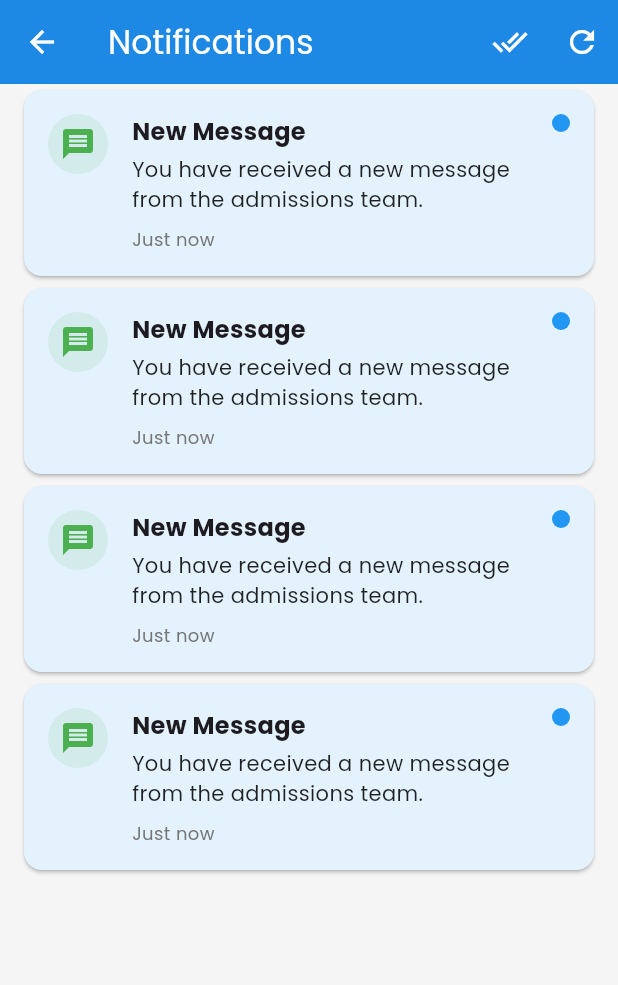
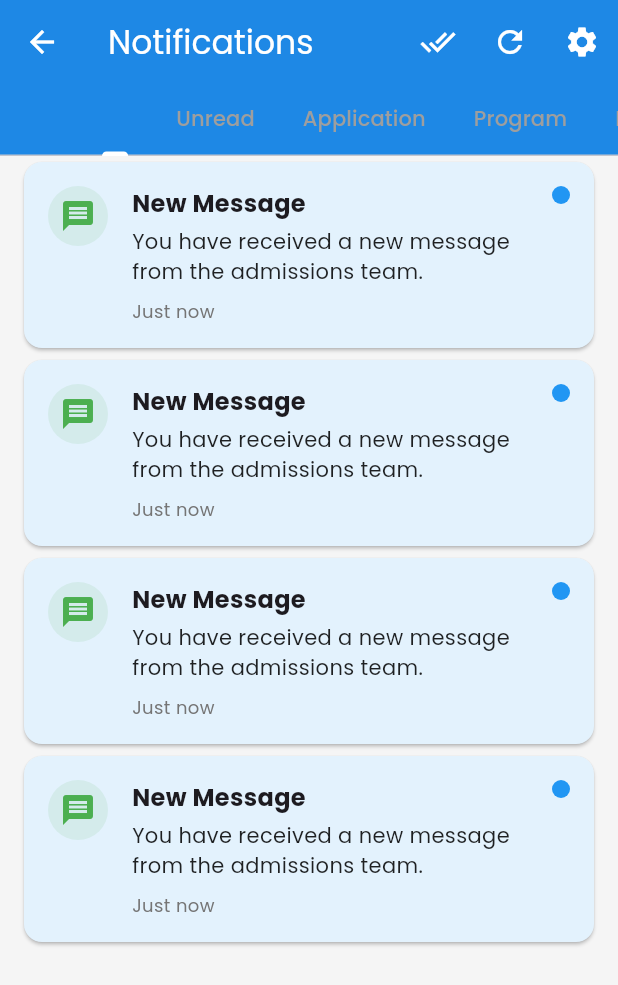
Before and after one commit to educypnishi/sms_school_management_system, a Flutter app: the NotificationsScreen screen opened by its route, on a phone screen of 412 x 824 dp. Shown: the top 985 px of the screen. Run offline on Flutter 3.47's test engine with Material 3 defaults, Android fonts, the phone set to English and light mode, and no system bars; our stand-ins replace cloud_firestore, firebase_auth, firebase_core, firebase_storage, google_fonts, shared_preferences and 1 more; accounts and stored records are empty.

Commit message:
Update EduCyp application

```diff
--- a/lib/screens/notifications_screen.dart
+++ b/lib/screens/notifications_screen.dart
@@ -6,6 +6,7 @@ import '../theme/app_theme.dart';
 import '../utils/constants.dart';
 import 'application_form_screen.dart';
 import 'program_detail_screen.dart';
+import 'notification_settings_screen.dart';
 
 class NotificationsScreen extends StatefulWidget {
   const NotificationsScreen({super.key});
@@ -14,15 +15,46 @@ class NotificationsScreen extends StatefulWidget {
   State<NotificationsScreen> createState() => _NotificationsScreenState();
 }
 
-class _NotificationsScreenState extends State<NotificationsScreen> {
+class _NotificationsScreenState extends State<NotificationsScreen> with SingleTickerProviderStateMixin {
   final NotificationService _notificationService = NotificationService();
   List<NotificationModel> _notifications = [];
+  List<NotificationModel> _filteredNotifications = [];
   bool _isLoading = true;
+  String _selectedFilter = 'All';
+  late TabController _tabController;
+
+  // Filter options
+  final List<String> _filterOptions = [
+    'All',
+    'Unread',
+    'Application',
+    'Program',
+    'Message',
+    'General',
+  ];
 
   @override
   void initState() {
     super.initState();
+    _tabController = TabController(length: _filterOptions.length, vsync: this);
+    _tabController.addListener(_handleTabChange);
     _loadNotifications();
+  }
+
+  @override
+  void dispose() {
+    _tabController.removeListener(_handleTabChange);
+    _tabController.dispose();
+    super.dispose();
+  }
+
+  void _handleTabChange() {
+    if (!_tabController.indexIsChanging) {
+      setState(() {
+        _selectedFilter = _filterOptions[_tabController.index];
+        _filterNotifications();
+      });
+    }
   }
 
   Future<void> _loadNotifications() async {
@@ -36,6 +68,7 @@ class _NotificationsScreenState extends State<NotificationsScreen> {
       setState(() {
         _notifications = notifications;
         _isLoading = false;
+        _filterNotifications();
       });
     } catch (e) {
       debugPrint('Error loading notifications: $e');
@@ -48,6 +81,30 @@ class _NotificationsScreenState extends State<NotificationsScreen> {
       context: context,
       message: 'Error loading notifications: $e',
     );
+    }
+  }
+
+  void _filterNotifications() {
+    switch (_selectedFilter) {
+      case 'Unread':
+        _filteredNotifications = _notifications.where((n) => !n.isRead).toList();
+        break;
+      case 'Application':
+        _filteredNotifications = _notifications.where((n) => n.type == NotificationService.typeApplication).toList();
+        break;
+      case 'Program':
+        _filteredNotifications = _notifications.where((n) => n.type == NotificationService.typeProgram).toList();
+        break;
+      case 'Message':
+        _filteredNotifications = _notifications.where((n) => n.type == NotificationService.typeMessage).toList();
+        break;
+      case 'General':
+        _filteredNotifications = _notifications.where((n) => n.type == NotificationService.typeGeneral).toList();
+        break;
+      case 'All':
+      default:
+        _filteredNotifications = List.from(_notifications);
+        break;
     }
   }
 
@@ -115,6 +172,30 @@ class _NotificationsScreenState extends State<NotificationsScreen> {
     }
   }
 
+  void _openNotificationSettings() {
+    // Navigate to notification settings screen
+    if (_notifications.isNotEmpty) {
+      Navigator.push(
+        context,
+        MaterialPageRoute(
+          builder: (context) => NotificationSettingsScreen(
+            userId: _notifications.first.userId,
+          ),
+        ),
+      );
+    } else {
+      // If no notifications, use a sample user ID
+      Navigator.push(
+        context,
+        MaterialPageRoute(
+          builder: (context) => const NotificationSettingsScreen(
+            userId: 'user123',
+          ),
+        ),
+      );
+    }
+  }
+
   void _handleNotificationTap(NotificationModel notification) async {
     // Mark notification as read
     await _markAsRead(notification.id);
@@ -173,21 +254,47 @@ class _NotificationsScreenState extends State<NotificationsScreen> {
             onPressed: _loadNotifications,
             tooltip: 'Refresh',
           ),
+          IconButton(
+            icon: const Icon(Icons.settings),
+            onPressed: _openNotificationSettings,
+            tooltip: 'Notification Settings',
+          ),
         ],
+        bottom: TabBar(
+          controller: _tabController,
+          isScrollable: true,
+          tabs: _filterOptions.map((filter) => Tab(text: filter)).toList(),
+          labelColor: Theme.of(context).primaryColor,
+          unselectedLabelColor: Colors.grey,
+          indicatorSize: TabBarIndicatorSize.label,
+        ),
       ),
       body: _isLoading
           ? const Center(child: CircularProgressIndicator())
-          : _notifications.isEmpty
-              ? const Center(
-                  child: Text(
-                    'No notifications',
-                    style: TextStyle(fontSize: 16),
+          : _filteredNotifications.isEmpty
+              ? Center(
+                  child: Column(
+                    mainAxisAlignment: MainAxisAlignment.center,
+                    children: [
+                      const Icon(
+                        Icons.notifications_off,
+                        size: 64,
+                        color: Colors.grey,
+                      ),
+                      const SizedBox(height: 16),
+                      Text(
+                        _selectedFilter == 'All'
+                            ? 'No notifications'
+                            : 'No ${_selectedFilter.toLowerCase()} notifications',
+                        style: const TextStyle(fontSize: 16),
+                      ),
+                    ],
                   ),
                 )
               : ListView.builder(
-                  itemCount: _notifications.length,
+                  itemCount: _filteredNotifications.length,
                   itemBuilder: (context, index) {
-                    final notification = _notifications[index];
+                    final notification = _filteredNotifications[index];
                     return _buildNotificationCard(notification);
                   },
                 ),
```
Also changed, not shown: lib/screens/notification_settings_screen.dart (added, +360 -0 lines).
